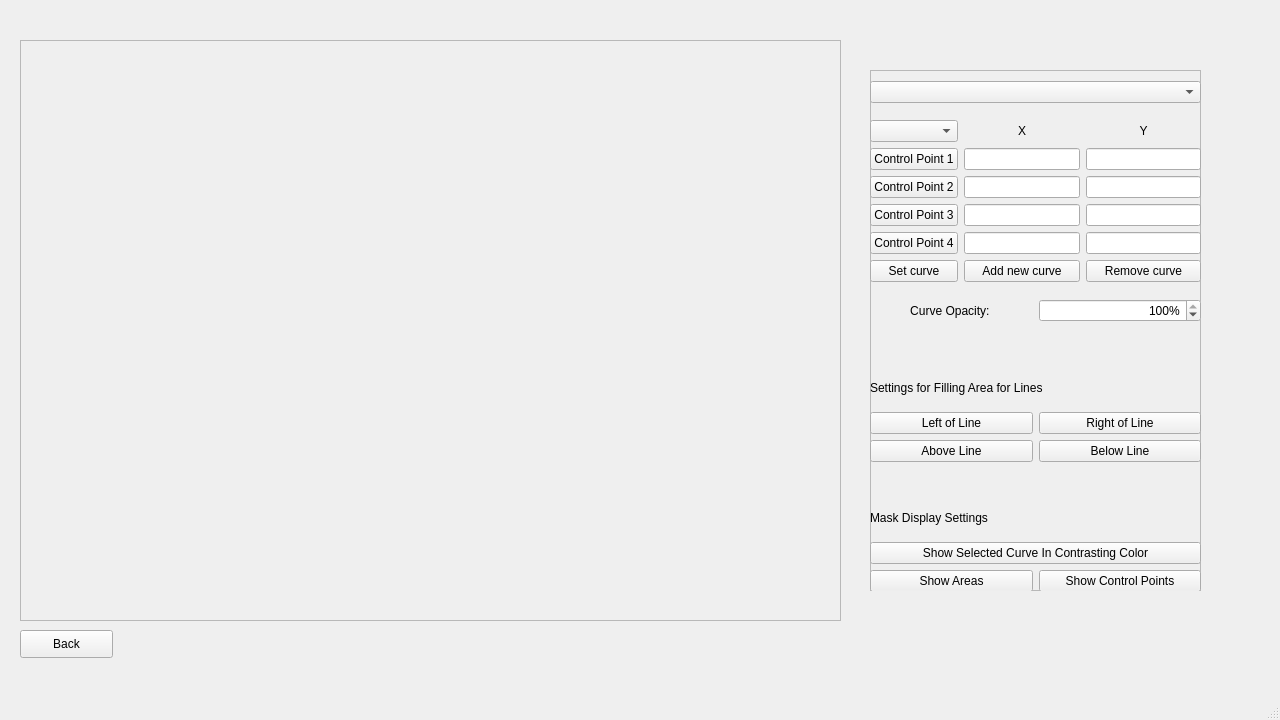
The window that GUI/GeometryEditingWindow.ui (K3N-TR4N/Project-Edge-Blending) describes before a commit, drawn with Qt 5.
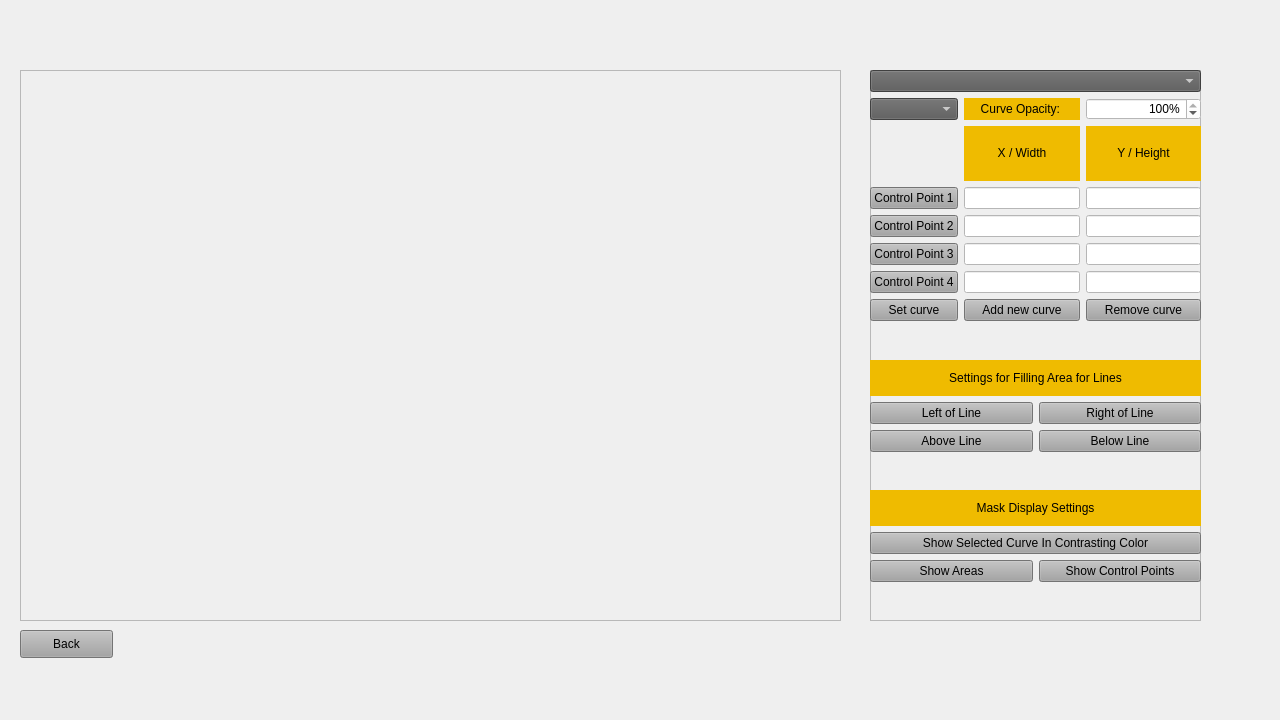
The same window after the commit.

Commit message: Updated Geometry Editing Window for GUI

The edit to the form file:
```diff
--- a/GUI/GeometryEditingWindow.ui
+++ b/GUI/GeometryEditingWindow.ui
@@ -13,14 +13,17 @@
   <property name="windowTitle">
    <string>MainWindow</string>
   </property>
+  <property name="styleSheet">
+   <string notr="true"/>
+  </property>
   <widget class="QWidget" name="centralwidget">
    <widget class="QFrame" name="frame_1">
     <property name="geometry">
      <rect>
       <x>20</x>
-      <y>40</y>
+      <y>70</y>
       <width>821</width>
-      <height>581</height>
+      <height>551</height>
      </rect>
     </property>
     <property name="frameShape">
@@ -33,9 +36,9 @@
      <property name="geometry">
       <rect>
        <x>0</x>
-       <y>30</y>
+       <y>0</y>
        <width>821</width>
-       <height>521</height>
+       <height>551</height>
       </rect>
      </property>
      <layout class="QHBoxLayout" name="horizontalLayout_1"/>
@@ -47,9 +50,12 @@
       <x>870</x>
       <y>70</y>
       <width>331</width>
-      <height>521</height>
+      <height>551</height>
      </rect>
     </property>
+    <property name="styleSheet">
+     <string notr="true"/>
+    </property>
     <property name="frameShape">
      <enum>QFrame::StyledPanel</enum>
     </property>
@@ -62,122 +68,191 @@
        <x>0</x>
        <y>0</y>
        <width>331</width>
-       <height>263</height>
+       <height>251</height>
       </rect>
      </property>
      <layout class="QVBoxLayout" name="verticalLayout_1">
       <item>
-       <widget class="QComboBox" name="Client_projectors_box"/>
+       <widget class="QComboBox" name="Client_projectors_box">
+        <property name="styleSheet">
+         <string notr="true">color: rgb(255, 255, 255);
+background-color: rgb(89, 89, 89);</string>
+        </property>
+       </widget>
       </item>
       <item>
        <layout class="QGridLayout" name="gridLayout_4">
-        <item row="2" column="1">
-         <widget class="QLineEdit" name="control_point_2_x_line"/>
-        </item>
-        <item row="1" column="2">
-         <widget class="QLineEdit" name="control_point_1_y_line"/>
-        </item>
-        <item row="3" column="1">
-         <widget class="QLineEdit" name="control_point_3_x_line"/>
-        </item>
-        <item row="4" column="1">
-         <widget class="QLineEdit" name="control_point_4_x_line"/>
+        <item row="3" column="2">
+         <widget class="QLineEdit" name="control_point_2_y_line">
+          <property name="styleSheet">
+           <string notr="true">background-color: rgb(255, 255, 255);</string>
+          </property>
+         </widget>
         </item>
         <item row="4" column="2">
-         <widget class="QLineEdit" name="control_point_4_y_line"/>
+         <widget class="QLineEdit" name="control_point_3_y_line">
+          <property name="styleSheet">
+           <string notr="true">background-color: rgb(255, 255, 255);</string>
+          </property>
+         </widget>
+        </item>
+        <item row="4" column="1">
+         <widget class="QLineEdit" name="control_point_3_x_line">
+          <property name="styleSheet">
+           <string notr="true">background-color: rgb(255, 255, 255);</string>
+          </property>
+         </widget>
         </item>
         <item row="5" column="0">
+         <widget class="QPushButton" name="Control_point_4_btn">
+          <property name="styleSheet">
+           <string notr="true">background-color: rgb(162, 162, 162);</string>
+          </property>
+          <property name="text">
+           <string>Control Point 4</string>
+          </property>
+         </widget>
+        </item>
+        <item row="7" column="0">
          <widget class="QPushButton" name="Set_control_points_btn">
+          <property name="styleSheet">
+           <string notr="true">background-color: rgb(162, 162, 162);</string>
+          </property>
           <property name="text">
            <string>Set curve</string>
           </property>
          </widget>
         </item>
-        <item row="1" column="0">
-         <widget class="QPushButton" name="Control_point_1_btn">
-          <property name="text">
-           <string>Control Point 1</string>
-          </property>
-         </widget>
-        </item>
-        <item row="3" column="2">
-         <widget class="QLineEdit" name="control_point_3_y_line"/>
-        </item>
-        <item row="5" column="2">
+        <item row="7" column="2">
          <widget class="QPushButton" name="Remove_curve_btn">
+          <property name="styleSheet">
+           <string notr="true">background-color: rgb(162, 162, 162);</string>
+          </property>
           <property name="text">
            <string>Remove curve</string>
           </property>
          </widget>
         </item>
-        <item row="0" column="1">
-         <widget class="QLabel" name="x_label">
-          <property name="text">
-           <string>X</string>
+        <item row="0" column="0">
+         <widget class="QComboBox" name="Curve_box">
+          <property name="styleSheet">
+           <string notr="true">color: rgb(255, 255, 255);
+background-color: rgb(89, 89, 89);
+</string>
           </property>
-          <property name="alignment">
-           <set>Qt::AlignCenter</set>
-          </property>
          </widget>
         </item>
-        <item row="5" column="1">
-         <widget class="QPushButton" name="Add_curve_btn">
-          <property name="text">
-           <string>Add new curve</string>
+        <item row="3" column="1">
+         <widget class="QLineEdit" name="control_point_2_x_line">
+          <property name="styleSheet">
+           <string notr="true">background-color: rgb(255, 255, 255);</string>
           </property>
          </widget>
         </item>
-        <item row="2" column="2">
-         <widget class="QLineEdit" name="control_point_2_y_line"/>
-        </item>
-        <item row="2" column="0">
+        <item row="3" column="0">
          <widget class="QPushButton" name="Control_point_2_btn">
+          <property name="styleSheet">
+           <string notr="true">background-color: rgb(162, 162, 162);</string>
+          </property>
           <property name="text">
            <string>Control Point 2</string>
           </property>
          </widget>
         </item>
+        <item row="2" column="1">
+         <widget class="QLineEdit" name="control_point_1_x_line">
+          <property name="styleSheet">
+           <string notr="true">background-color: rgb(255, 255, 255);</string>
+          </property>
+         </widget>
+        </item>
+        <item row="2" column="0">
+         <widget class="QPushButton" name="Control_point_1_btn">
+          <property name="styleSheet">
+           <string notr="true">background-color: rgb(162, 162, 162);</string>
+          </property>
+          <property name="text">
+           <string>Control Point 1</string>
+          </property>
+         </widget>
+        </item>
         <item row="4" column="0">
-         <widget class="QPushButton" name="Control_point_4_btn">
-          <property name="text">
-           <string>Control Point 4</string>
-          </property>
-         </widget>
-        </item>
-        <item row="1" column="1">
-         <widget class="QLineEdit" name="control_point_1_x_line"/>
-        </item>
-        <item row="0" column="0">
-         <widget class="QComboBox" name="Curve_box"/>
-        </item>
-        <item row="3" column="0">
          <widget class="QPushButton" name="Control_point_3_btn">
+          <property name="styleSheet">
+           <string notr="true">background-color: rgb(162, 162, 162);</string>
+          </property>
           <property name="text">
            <string>Control Point 3</string>
           </property>
          </widget>
         </item>
-        <item row="0" column="2">
+        <item row="5" column="2">
+         <widget class="QLineEdit" name="control_point_4_y_line">
+          <property name="styleSheet">
+           <string notr="true">background-color: rgb(255, 255, 255);</string>
+          </property>
+         </widget>
+        </item>
+        <item row="7" column="1">
+         <widget class="QPushButton" name="Add_curve_btn">
+          <property name="styleSheet">
+           <string notr="true">background-color: rgb(162, 162, 162);</string>
+          </property>
+          <property name="text">
+           <string>Add new curve</string>
+          </property>
+         </widget>
+        </item>
+        <item row="2" column="2">
+         <widget class="QLineEdit" name="control_point_1_y_line">
+          <property name="styleSheet">
+           <string notr="true">background-color: rgb(255, 255, 255);</string>
+          </property>
+         </widget>
+        </item>
+        <item row="5" column="1">
+         <widget class="QLineEdit" name="control_point_4_x_line">
+          <property name="styleSheet">
+           <string notr="true">background-color: rgb(255, 255, 255);</string>
+          </property>
+         </widget>
+        </item>
+        <item row="1" column="1">
+         <widget class="QLabel" name="x_label">
+          <property name="styleSheet">
+           <string notr="true">background-color: rgb(239, 187, 0);</string>
+          </property>
+          <property name="text">
+           <string>&lt;html&gt;&lt;head/&gt;&lt;body&gt;&lt;p&gt;&lt;span style=&quot; color:#000000;&quot;&gt;X / Width&lt;/span&gt;&lt;/p&gt;&lt;/body&gt;&lt;/html&gt;</string>
+          </property>
+          <property name="alignment">
+           <set>Qt::AlignCenter</set>
+          </property>
+         </widget>
+        </item>
+        <item row="1" column="2">
          <widget class="QLabel" name="y_label">
+          <property name="styleSheet">
+           <string notr="true">background-color: rgb(239, 187, 0);</string>
+          </property>
           <property name="text">
-           <string>Y</string>
+           <string>&lt;html&gt;&lt;head/&gt;&lt;body&gt;&lt;p&gt;&lt;span style=&quot; color:#000000;&quot;&gt;Y / Height&lt;/span&gt;&lt;/p&gt;&lt;/body&gt;&lt;/html&gt;</string>
           </property>
           <property name="alignment">
            <set>Qt::AlignCenter</set>
           </property>
          </widget>
         </item>
-       </layout>
-      </item>
-      <item>
-       <layout class="QHBoxLayout" name="horizontalLayout_7">
-        <item>
+        <item row="0" column="1">
          <widget class="QLabel" name="curve_opacity_label">
           <property name="layoutDirection">
            <enum>Qt::LeftToRight</enum>
           </property>
+          <property name="styleSheet">
+           <string notr="true">background-color: rgb(239, 187, 0);</string>
+          </property>
           <property name="text">
-           <string>Curve Opacity: </string>
+           <string>&lt;html&gt;&lt;head/&gt;&lt;body&gt;&lt;p&gt;&lt;span style=&quot; color:#000000;&quot;&gt;Curve Opacity: &lt;/span&gt;&lt;/p&gt;&lt;/body&gt;&lt;/html&gt;</string>
           </property>
           <property name="textFormat">
            <enum>Qt::AutoText</enum>
@@ -187,8 +262,11 @@
           </property>
          </widget>
         </item>
-        <item>
+        <item row="0" column="2">
          <widget class="QDoubleSpinBox" name="Curve_opacity_box">
+          <property name="styleSheet">
+           <string notr="true">background-color: rgb(255, 255, 255);</string>
+          </property>
           <property name="alignment">
            <set>Qt::AlignRight|Qt::AlignTrailing|Qt::AlignVCenter</set>
           </property>
@@ -214,7 +292,7 @@
      <property name="geometry">
       <rect>
        <x>0</x>
-       <y>300</y>
+       <y>290</y>
        <width>331</width>
        <height>92</height>
       </rect>
@@ -224,8 +302,11 @@
        <layout class="QVBoxLayout" name="verticalLayout_2">
         <item>
          <widget class="QLabel" name="Filling_lines_label">
+          <property name="styleSheet">
+           <string notr="true">background-color: rgb(239, 187, 0);</string>
+          </property>
           <property name="text">
-           <string>Settings for Filling Area for Lines</string>
+           <string>&lt;html&gt;&lt;head/&gt;&lt;body&gt;&lt;p align=&quot;center&quot;&gt;&lt;span style=&quot; color:#000000;&quot;&gt;Settings for Filling Area for Lines&lt;/span&gt;&lt;/p&gt;&lt;/body&gt;&lt;/html&gt;</string>
           </property>
          </widget>
         </item>
@@ -233,6 +314,9 @@
          <layout class="QGridLayout" name="gridLayout_5">
           <item row="1" column="1">
            <widget class="QPushButton" name="Below_line_btn">
+            <property name="styleSheet">
+             <string notr="true">background-color: rgb(162, 162, 162);</string>
+            </property>
             <property name="text">
              <string>Below Line</string>
             </property>
@@ -240,6 +324,9 @@
           </item>
           <item row="1" column="0">
            <widget class="QPushButton" name="Above_line_btn">
+            <property name="styleSheet">
+             <string notr="true">background-color: rgb(162, 162, 162);</string>
+            </property>
             <property name="text">
              <string>Above Line</string>
             </property>
@@ -247,6 +334,9 @@
           </item>
           <item row="0" column="0">
            <widget class="QPushButton" name="Left_line_btn">
+            <property name="styleSheet">
+             <string notr="true">background-color: rgb(162, 162, 162);</string>
+            </property>
             <property name="text">
              <string>Left of Line</string>
             </property>
@@ -254,6 +344,9 @@
           </item>
           <item row="0" column="1">
            <widget class="QPushButton" name="Right_line_btn">
+            <property name="styleSheet">
+             <string notr="true">background-color: rgb(162, 162, 162);</string>
+            </property>
             <property name="text">
              <string>Right of Line</string>
             </property>
@@ -269,7 +362,7 @@
      <property name="geometry">
       <rect>
        <x>0</x>
-       <y>430</y>
+       <y>420</y>
        <width>331</width>
        <height>92</height>
       </rect>
@@ -279,13 +372,19 @@
        <layout class="QVBoxLayout" name="verticalLayout_3">
         <item>
          <widget class="QLabel" name="Mask_display_label">
+          <property name="styleSheet">
+           <string notr="true">background-color: rgb(239, 187, 0);</string>
+          </property>
           <property name="text">
-           <string>Mask Display Settings</string>
+           <string>&lt;html&gt;&lt;head/&gt;&lt;body&gt;&lt;p align=&quot;center&quot;&gt;&lt;span style=&quot; color:#000000;&quot;&gt;Mask Display Settings&lt;/span&gt;&lt;/p&gt;&lt;/body&gt;&lt;/html&gt;</string>
           </property>
          </widget>
         </item>
         <item>
          <widget class="QPushButton" name="Show_contrast_curve_btn">
+          <property name="styleSheet">
+           <string notr="true">background-color: rgb(162, 162, 162);</string>
+          </property>
           <property name="text">
            <string>Show Selected Curve In Contrasting Color</string>
           </property>
@@ -295,6 +394,9 @@
          <layout class="QHBoxLayout" name="horizontalLayout_4">
           <item>
            <widget class="QPushButton" name="Show_areas_btn">
+            <property name="styleSheet">
+             <string notr="true">background-color: rgb(162, 162, 162);</string>
+            </property>
             <property name="text">
              <string>Show Areas</string>
             </property>
@@ -302,6 +404,9 @@
           </item>
           <item>
            <widget class="QPushButton" name="Show_control_points_btn">
+            <property name="styleSheet">
+             <string notr="true">background-color: rgb(162, 162, 162);</string>
+            </property>
             <property name="text">
              <string>Show Control Points</string>
             </property>
@@ -323,6 +428,9 @@
       <height>28</height>
      </rect>
     </property>
+    <property name="styleSheet">
+     <string notr="true">background-color: rgb(162, 162, 162);</string>
+    </property>
     <property name="text">
      <string>Back</string>
     </property>
@@ -338,7 +446,6 @@
     </rect>
    </property>
   </widget>
-  <widget class="QStatusBar" name="statusbar"/>
  </widget>
  <tabstops>
   <tabstop>control_point_1_x_line</tabstop>
```
Left out of the diff: 1 changed line with no effect on the pictures.
